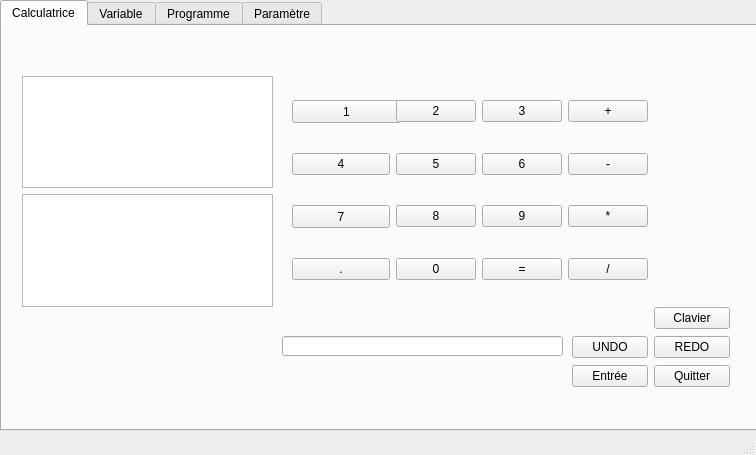
Above: mainwindow.ui from Sk4oned/projet1 before the change. Below: the same form after it.
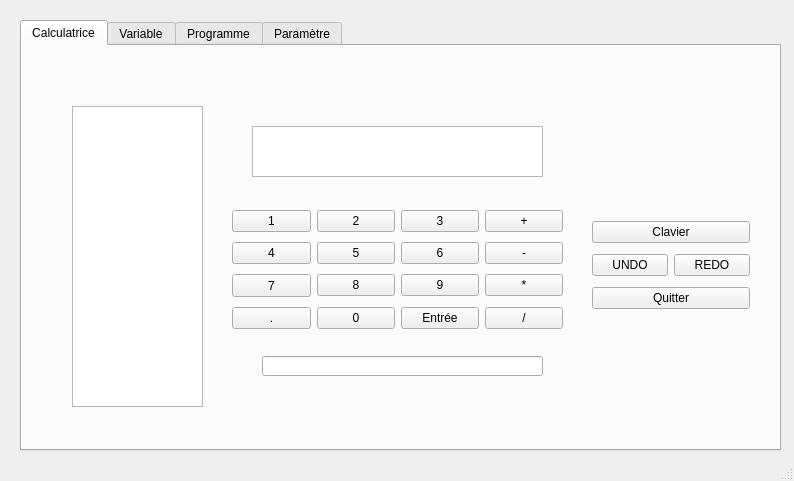
That is the form after the change.

The edit to the form file:
```diff
--- a/mainwindow.ui
+++ b/mainwindow.ui
@@ -6,8 +6,8 @@
    <rect>
     <x>0</x>
     <y>0</y>
-    <width>756</width>
-    <height>455</height>
+    <width>794</width>
+    <height>481</height>
    </rect>
   </property>
   <property name="windowTitle">
@@ -17,8 +17,8 @@
    <widget class="QTabWidget" name="tabWidget">
     <property name="geometry">
      <rect>
-      <x>0</x>
-      <y>0</y>
+      <x>20</x>
+      <y>20</y>
       <width>761</width>
       <height>431</height>
      </rect>
@@ -33,10 +33,10 @@
      <widget class="QWidget" name="gridLayoutWidget">
       <property name="geometry">
        <rect>
-        <x>290</x>
-        <y>50</y>
-        <width>356</width>
-        <height>230</height>
+        <x>210</x>
+        <y>160</y>
+        <width>331</width>
+        <height>131</height>
        </rect>
       </property>
       <layout class="QGridLayout" name="gridLayout">
@@ -62,12 +62,6 @@
        </item>
        <item row="0" column="0">
         <widget class="QPushButton" name="pushButton">
-         <property name="minimumSize">
-          <size>
-           <width>109</width>
-           <height>23</height>
-          </size>
-         </property>
          <property name="text">
           <string>1</string>
          </property>
@@ -147,13 +141,6 @@
          </property>
         </widget>
        </item>
-       <item row="3" column="2">
-        <widget class="QPushButton" name="pushButton_15">
-         <property name="text">
-          <string>=</string>
-         </property>
-        </widget>
-       </item>
        <item row="3" column="3">
         <widget class="QPushButton" name="pushButton_11">
          <property name="text">
@@ -168,32 +155,25 @@
          </property>
         </widget>
        </item>
+       <item row="3" column="2">
+        <widget class="QPushButton" name="pushButton_16">
+         <property name="text">
+          <string>Entrée</string>
+         </property>
+        </widget>
+       </item>
       </layout>
      </widget>
      <widget class="QWidget" name="gridLayoutWidget_2">
       <property name="geometry">
        <rect>
         <x>570</x>
-        <y>280</y>
+        <y>170</y>
         <width>158</width>
-        <height>83</height>
+        <height>101</height>
        </rect>
       </property>
       <layout class="QGridLayout" name="gridLayout_2">
-       <item row="2" column="0">
-        <widget class="QPushButton" name="pushButton_16">
-         <property name="text">
-          <string>Entrée</string>
-         </property>
-        </widget>
-       </item>
-       <item row="2" column="1">
-        <widget class="QPushButton" name="pushButton_17">
-         <property name="text">
-          <string>Quitter</string>
-         </property>
-        </widget>
-       </item>
        <item row="1" column="1">
         <widget class="QPushButton" name="pushButton_20">
          <property name="text">
@@ -208,37 +188,26 @@
          </property>
         </widget>
        </item>
-       <item row="0" column="1">
+       <item row="0" column="0" colspan="2">
         <widget class="QPushButton" name="pushButton_22">
          <property name="text">
           <string>Clavier</string>
          </property>
         </widget>
        </item>
-      </layout>
-     </widget>
-     <widget class="QWidget" name="verticalLayoutWidget_3">
-      <property name="geometry">
-       <rect>
-        <x>20</x>
-        <y>50</y>
-        <width>251</width>
-        <height>231</height>
-       </rect>
-      </property>
-      <layout class="QVBoxLayout" name="verticalLayout_3">
-       <item>
-        <widget class="QTextEdit" name="textEdit_2"/>
-       </item>
-       <item>
-        <widget class="QTextEdit" name="textEdit"/>
+       <item row="2" column="0" colspan="2">
+        <widget class="QPushButton" name="pushButton_17">
+         <property name="text">
+          <string>Quitter</string>
+         </property>
+        </widget>
        </item>
       </layout>
      </widget>
      <widget class="QLineEdit" name="lineEdit">
       <property name="geometry">
        <rect>
-        <x>280</x>
+        <x>240</x>
         <y>310</y>
         <width>281</width>
         <height>20</height>
@@ -248,6 +217,34 @@
        <string/>
       </property>
      </widget>
+     <widget class="QTextEdit" name="textEdit">
+      <property name="geometry">
+       <rect>
+        <x>50</x>
+        <y>60</y>
+        <width>131</width>
+        <height>301</height>
+       </rect>
+      </property>
+     </widget>
+     <widget class="QTextEdit" name="textEdit_2">
+      <property name="geometry">
+       <rect>
+        <x>230</x>
+        <y>80</y>
+        <width>291</width>
+        <height>51</height>
+       </rect>
+      </property>
+     </widget>
+     <zorder>gridLayoutWidget</zorder>
+     <zorder>gridLayoutWidget_2</zorder>
+     <zorder>lineEdit</zorder>
+     <zorder>textEdit_2</zorder>
+     <zorder>textEdit_2</zorder>
+     <zorder>textEdit</zorder>
+     <zorder>textEdit</zorder>
+     <zorder>textEdit_2</zorder>
     </widget>
     <widget class="QWidget" name="tab_2">
      <attribute name="title">
```
Left out of the diff: 96 changed lines with no effect on the pictures.
